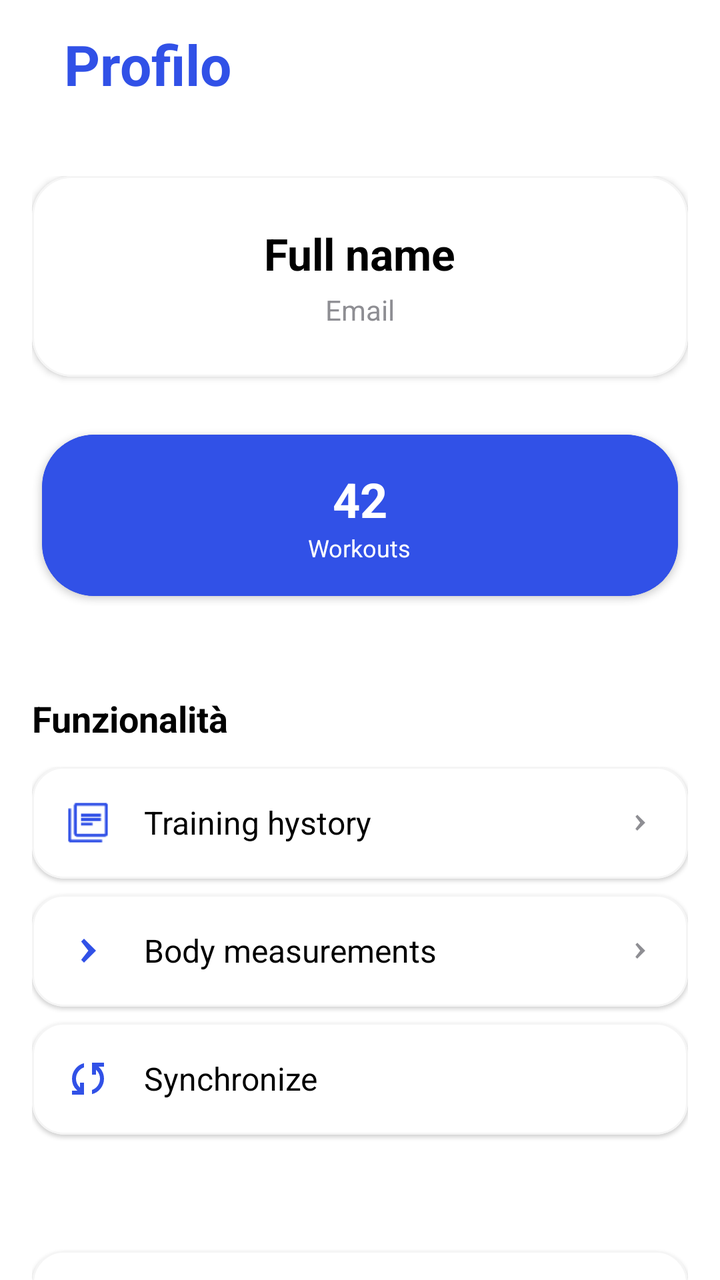
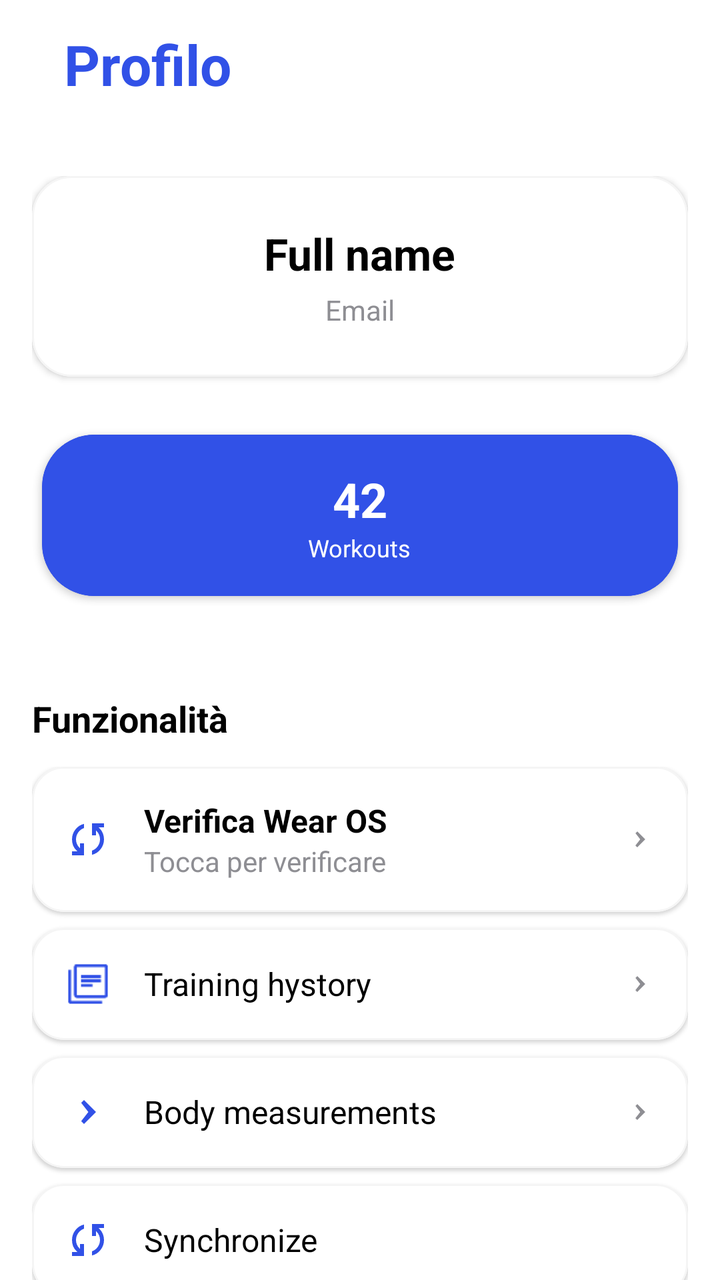

Before-and-after screenshots of an Android layout around one commit, followed by the original layout XML and the change that was made.
<!-- AndroidManifest.xml: application theme Theme.TrGym -->
<!-- res/layout/fragment_profile.xml -->
<?xml version="1.0" encoding="utf-8"?>
<androidx.coordinatorlayout.widget.CoordinatorLayout
    xmlns:android="http://schemas.android.com/apk/res/android"
    xmlns:app="http://schemas.android.com/apk/res-auto"
    xmlns:tools="http://schemas.android.com/tools"
    android:layout_width="match_parent"
    android:layout_height="match_parent"
    android:background="@color/ios_systemBackground">

    
    <com.google.android.material.appbar.MaterialToolbar
        android:id="@+id/toolbar"
        android:layout_width="match_parent"
        android:layout_height="?attr/actionBarSize"
        android:background="@color/ios_systemBackground"
        android:elevation="0dp">

        <TextView
            android:layout_width="wrap_content"
            android:layout_height="wrap_content"
            android:text="Profilo"
            android:textColor="@color/primary"
            android:textSize="28sp"
            android:textStyle="bold"
            android:layout_gravity="start|center_vertical"
            android:paddingStart="16dp" />

    </com.google.android.material.appbar.MaterialToolbar>

    
    <androidx.core.widget.NestedScrollView
        android:layout_width="match_parent"
        android:layout_height="match_parent"
        android:paddingTop="?attr/actionBarSize"
        android:paddingHorizontal="16dp"
        android:paddingBottom="32dp"
        android:clipToPadding="false">

        <LinearLayout
            android:layout_width="match_parent"
            android:layout_height="wrap_content"
            android:orientation="vertical"
            android:paddingTop="24dp">

            
            <com.google.android.material.card.MaterialCardView
                android:layout_width="match_parent"
                android:layout_height="wrap_content"
                android:layout_marginBottom="24dp"
                app:cardCornerRadius="20dp"
                app:cardElevation="2dp"
                app:cardBackgroundColor="@color/white"
                app:strokeWidth="1dp"
                app:strokeColor="@color/lightGray">

                <LinearLayout
                    android:layout_width="match_parent"
                    android:layout_height="wrap_content"
                    android:orientation="vertical"
                    android:padding="24dp"
                    android:gravity="center">


                    
                    <TextView
                        android:id="@+id/textName"
                        android:layout_width="wrap_content"
                        android:layout_height="wrap_content"
                        android:text="@string/fullName"
                        android:textSize="22sp"
                        android:textStyle="bold"
                        android:textColor="@color/ios_label"
                        android:layout_marginBottom="4dp" />

                    
                    <TextView
                        android:id="@+id/UserEmail"
                        android:layout_width="wrap_content"
                        android:layout_height="wrap_content"
                        android:text="@string/email"
                        android:textSize="14sp"
                        android:textColor="@color/ios_secondaryLabel" />

                </LinearLayout>
            </com.google.android.material.card.MaterialCardView>

            
            <LinearLayout
                android:layout_width="match_parent"
                android:layout_height="wrap_content"
                android:orientation="horizontal"
                android:layout_marginBottom="24dp">

                <com.google.android.material.card.MaterialCardView
                    android:layout_width="0dp"
                    android:layout_height="wrap_content"
                    android:layout_weight="1"
                    android:layout_marginEnd="6dp"
                    app:cardCornerRadius="26dp"
                    app:cardElevation="2dp"
                    app:cardBackgroundColor="@color/primary"
                    android:layout_margin="5dp"
                    app:strokeColor="@color/primary">

                    <LinearLayout
                        android:layout_width="match_parent"
                        android:layout_height="wrap_content"
                        android:orientation="vertical"
                        android:padding="16dp"
                        android:gravity="center">

                        <TextView
                            android:id="@+id/totalWorkouts"
                            android:layout_width="wrap_content"
                            android:layout_height="wrap_content"
                            android:text="42"
                            android:textSize="24sp"
                            android:textStyle="bold"
                            android:textColor="@color/white" />

                        <TextView
                            android:layout_width="wrap_content"
                            android:layout_height="wrap_content"
                            android:text="@string/workout"
                            android:textSize="12sp"
                            android:textColor="@color/white" />

                    </LinearLayout>
                </com.google.android.material.card.MaterialCardView>





            </LinearLayout>

            
            <TextView
                android:layout_width="match_parent"
                android:layout_height="wrap_content"
                android:text="Funzionalità"
                android:textColor="@color/ios_label"
                android:layout_marginTop="20dp"
                android:textSize="18sp"
                android:textStyle="bold"
                android:layout_marginBottom="12dp" />

            
            <LinearLayout
                android:layout_width="match_parent"
                android:layout_height="wrap_content"
                android:orientation="vertical"
                android:layout_marginBottom="32dp">

                
                


                
                <com.google.android.material.card.MaterialCardView
                    android:id="@+id/cardWorkoutHistory"
                    android:layout_width="match_parent"
                    android:layout_height="wrap_content"
                    android:layout_marginBottom="8dp"
                    app:cardCornerRadius="16dp"
                    app:cardElevation="1dp"
                    app:cardBackgroundColor="@color/white"
                    app:strokeWidth="1dp"
                    app:strokeColor="@color/lightGray"
                    android:clickable="true"
                    android:focusable="true"
                    android:foreground="?attr/selectableItemBackground">

                    <LinearLayout
                        android:layout_width="match_parent"
                        android:layout_height="wrap_content"
                        android:orientation="horizontal"
                        android:padding="16dp"
                        android:gravity="center_vertical">

                        <ImageView
                            android:layout_width="24dp"
                            android:layout_height="24dp"
                            android:src="@drawable/ic_history"
                            app:tint="@color/primary" />

                        <TextView
                            android:layout_width="0dp"
                            android:layout_height="wrap_content"
                            android:layout_weight="1"
                            android:text="@string/TrainingHystory"
                            android:textSize="16sp"
                            android:layout_marginStart="16dp"
                            android:textColor="@color/ios_label" />

                        <ImageView
                            android:layout_width="16dp"
                            android:layout_height="16dp"
                            android:src="@drawable/ic_ios_back"
                            android:rotation="180"
                            app:tint="@color/ios_secondaryLabel" />

                    </LinearLayout>
                </com.google.android.material.card.MaterialCardView>

                
                <com.google.android.material.card.MaterialCardView
                    android:id="@+id/cardBodyMeasurements"
                    android:layout_width="match_parent"
                    android:layout_height="wrap_content"
                    android:layout_marginBottom="8dp"
                    app:cardCornerRadius="16dp"
                    app:cardElevation="1dp"
                    app:cardBackgroundColor="@color/white"
                    app:strokeWidth="1dp"
                    app:strokeColor="@color/lightGray"
                    android:clickable="true"
                    android:focusable="true"
                    android:foreground="?attr/selectableItemBackground">

                    <LinearLayout
                        android:layout_width="match_parent"
                        android:layout_height="wrap_content"
                        android:orientation="horizontal"
                        android:padding="16dp"
                        android:gravity="center_vertical">

                        <ImageView
                            android:layout_width="24dp"
                            android:layout_height="24dp"
                            android:src="@drawable/ic_ios_back"
                            android:rotation="180"
                            app:tint="@color/primary" />

                        <TextView
                            android:layout_width="0dp"
                            android:layout_height="wrap_content"
                            android:layout_weight="1"
                            android:text="@string/bodyMeasurements"
                            android:textSize="16sp"
                            android:layout_marginStart="16dp"
                            android:textColor="@color/ios_label" />

                        <ImageView
                            android:layout_width="16dp"
                            android:layout_height="16dp"
                            android:src="@drawable/ic_ios_back"
                            android:rotation="180"
                            app:tint="@color/ios_secondaryLabel" />

                    </LinearLayout>
                </com.google.android.material.card.MaterialCardView>

                
                <com.google.android.material.card.MaterialCardView
                    android:id="@+id/btnResync"
                    android:layout_width="match_parent"
                    android:layout_height="wrap_content"
                    android:layout_marginBottom="8dp"
                    app:cardCornerRadius="16dp"
                    app:cardElevation="1dp"
                    app:cardBackgroundColor="@color/white"
                    app:strokeWidth="1dp"
                    app:strokeColor="@color/lightGray"
                    android:clickable="true"
                    android:focusable="true"
                    android:foreground="?attr/selectableItemBackground">

                    <LinearLayout
                        android:layout_width="match_parent"
                        android:layout_height="wrap_content"
                        android:orientation="horizontal"
                        android:padding="16dp"
                        android:gravity="center_vertical">

                        <ImageView
                            android:layout_width="24dp"
                            android:layout_height="24dp"
                            android:src="@drawable/ic_sync"
                            app:tint="@color/primary" />

                        <TextView
                            android:layout_width="0dp"
                            android:layout_height="wrap_content"
                            android:layout_weight="1"
                            android:text="@string/Synchronize"
                            android:textSize="16sp"
                            android:layout_marginStart="16dp"
                            android:textColor="@color/ios_label" />

                    </LinearLayout>
                </com.google.android.material.card.MaterialCardView>

                
                <com.google.android.material.card.MaterialCardView
                    android:id="@+id/cardLogout"
                    android:layout_width="match_parent"
                    android:layout_height="wrap_content"
                    app:cardCornerRadius="16dp"
                    app:cardElevation="1dp"
                    app:cardBackgroundColor="@color/white"
                    android:layout_marginTop="50dp"
                    app:strokeWidth="1dp"
                    app:strokeColor="@color/lightGray"
                    android:clickable="true"
                    android:focusable="true"
                    android:foreground="?attr/selectableItemBackground">

                    <LinearLayout
                        android:layout_width="match_parent"
                        android:layout_height="wrap_content"
                        android:orientation="horizontal"
                        android:padding="16dp"
                        android:gravity="center_vertical">

                        <ImageView
                            android:layout_width="24dp"
                            android:layout_height="24dp"
                            android:src="@drawable/ic_logout"
                            app:tint="@android:color/holo_red_dark" />

                        <TextView
                            android:layout_width="0dp"
                            android:layout_height="wrap_content"
                            android:layout_weight="1"
                            android:text="@string/logoutBtn"
                            android:textSize="16sp"
                            android:layout_marginStart="16dp"
                            android:textColor="@android:color/holo_red_dark" />

                        <ImageView
                            android:layout_width="16dp"
                            android:layout_height="16dp"
                            app:tint="@color/ios_secondaryLabel" />

                    </LinearLayout>
                </com.google.android.material.card.MaterialCardView>

            </LinearLayout>

        </LinearLayout>

    </androidx.core.widget.NestedScrollView>

</androidx.coordinatorlayout.widget.CoordinatorLayout>
<!-- resources referenced by this layout -->
<resources>
  <color name="ios_label">#000000</color>
  <color name="ios_secondaryLabel">#8E8E93</color>
  <color name="ios_systemBackground">#FFFFFF</color>
  <color name="lightGray">#FFF5F5F5</color>
  <color name="primary">#3151E7</color>
  <color name="white">#FFFFFFFF</color>
  <!-- drawable ic_history: png bitmap (drawable, 449 bytes) -->
  <!-- drawable ic_ios_back (drawable) -->
  <vector xmlns:android="http://schemas.android.com/apk/res/android"
      android:width="24dp"
      android:height="24dp"
      android:viewportWidth="24"
      android:viewportHeight="24">
      <path
          android:fillColor="#007AFF"
          android:pathData="M15.41 7.41L14 6l-6 6 6 6 1.41-1.41L11.83 12z"/>
  </vector>
  <!-- drawable ic_logout: png bitmap (drawable, 376 bytes) -->
  <!-- drawable ic_sync (drawable) -->
  <vector xmlns:android="http://schemas.android.com/apk/res/android"
      android:width="24dp"
      android:height="24dp"
      android:viewportWidth="960"
      android:viewportHeight="960"
      android:tint="?attr/colorControlNormal">
      <path
          android:fillColor="@android:color/white"
          android:pathData="M160,800L160,720L270,720L254,706Q202,660 181,601Q160,542 160,482Q160,371 226.5,284.5Q293,198 400,170L400,254Q328,280 284,342.5Q240,405 240,482Q240,527 257,569.5Q274,612 310,648L320,658L320,560L400,560L400,800L160,800ZM560,790L560,706Q632,680 676,617.5Q720,555 720,478Q720,433 703,390.5Q686,348 650,312L640,302L640,400L560,400L560,160L800,160L800,240L690,240L706,254Q755,303 777.5,360.5Q800,418 800,478Q800,589 733.5,675.5Q667,762 560,790Z"/>
  </vector>
  <string name="Synchronize">Synchronize</string>
  <string name="TrainingHystory">Training hystory</string>
  <string name="bodyMeasurements">Body measurements</string>
  <string name="email">Email</string>
  <string name="fullName">Full name</string>
  <string name="logoutBtn">Logout</string>
  <string name="workout">Workouts</string>
  <style name="Theme.TrGym" parent="Theme.Material3.DayNight.NoActionBar">
          <item name="android:statusBarColor">@android:color/white</item>
          <item name="android:navigationBarColor">@android:color/white</item> 
          <item name="android:windowLightStatusBar">true</item>
          <item name="android:windowLightNavigationBar">true</item>
          <item name="android:windowSoftInputMode">adjustPan</item>
  
          
      </style>
</resources>

<!-- the commit's change to res/layout/fragment_profile.xml (unified diff, before → after) -->
@@ -153,12 +153,8 @@
                 android:layout_marginBottom="32dp">
 
                 
-                
-
-
-                
-                <com.google.android.material.card.MaterialCardView
-                    android:id="@+id/cardWorkoutHistory"
+                <com.google.android.material.card.MaterialCardView
+                    android:id="@+id/cardConnectWearOS"
                     android:layout_width="match_parent"
                     android:layout_height="wrap_content"
                     android:layout_marginBottom="8dp"
@@ -181,17 +177,33 @@
                         <ImageView
                             android:layout_width="24dp"
                             android:layout_height="24dp"
-                            android:src="@drawable/ic_history"
+                            android:src="@drawable/ic_sync"
                             app:tint="@color/primary" />
 
-                        <TextView
+                        <LinearLayout
                             android:layout_width="0dp"
                             android:layout_height="wrap_content"
                             android:layout_weight="1"
-                            android:text="@string/TrainingHystory"
-                            android:textSize="16sp"
-                            android:layout_marginStart="16dp"
-                            android:textColor="@color/ios_label" />
+                            android:orientation="vertical"
+                            android:layout_marginStart="16dp">
+
+                            <TextView
+                                android:layout_width="wrap_content"
+                                android:layout_height="wrap_content"
+                                android:text="Verifica Wear OS"
+                                android:textSize="16sp"
+                                android:textStyle="bold"
+                                android:textColor="@color/ios_label" />
+
+                            <TextView
+                                android:id="@+id/wearOSStatus"
+                                android:layout_width="wrap_content"
+                                android:layout_height="wrap_content"
+                                android:text="Tocca per verificare"
+                                android:textSize="14sp"
+                                android:textColor="@color/ios_secondaryLabel" />
+
+                        </LinearLayout>
 
                         <ImageView
                             android:layout_width="16dp"
@@ -203,9 +215,10 @@
                     </LinearLayout>
                 </com.google.android.material.card.MaterialCardView>
 
+
                 
                 <com.google.android.material.card.MaterialCardView
-                    android:id="@+id/cardBodyMeasurements"
+                    android:id="@+id/cardWorkoutHistory"
                     android:layout_width="match_parent"
                     android:layout_height="wrap_content"
                     android:layout_marginBottom="8dp"
@@ -228,15 +241,14 @@
                         <ImageView
                             android:layout_width="24dp"
                             android:layout_height="24dp"
-                            android:src="@drawable/ic_ios_back"
-                            android:rotation="180"
+                            android:src="@drawable/ic_history"
                             app:tint="@color/primary" />
 
                         <TextView
                             android:layout_width="0dp"
                             android:layout_height="wrap_content"
                             android:layout_weight="1"
-                            android:text="@string/bodyMeasurements"
+                            android:text="@string/TrainingHystory"
                             android:textSize="16sp"
                             android:layout_marginStart="16dp"
                             android:textColor="@color/ios_label" />
@@ -253,7 +265,7 @@
 
                 
                 <com.google.android.material.card.MaterialCardView
-                    android:id="@+id/btnResync"
+                    android:id="@+id/cardBodyMeasurements"
                     android:layout_width="match_parent"
                     android:layout_height="wrap_content"
                     android:layout_marginBottom="8dp"
@@ -276,6 +288,54 @@
                         <ImageView
                             android:layout_width="24dp"
                             android:layout_height="24dp"
+                            android:src="@drawable/ic_ios_back"
+                            android:rotation="180"
+                            app:tint="@color/primary" />
+
+                        <TextView
+                            android:layout_width="0dp"
+                            android:layout_height="wrap_content"
+                            android:layout_weight="1"
+                            android:text="@string/bodyMeasurements"
+                            android:textSize="16sp"
+                            android:layout_marginStart="16dp"
+                            android:textColor="@color/ios_label" />
+
+                        <ImageView
+                            android:layout_width="16dp"
+                            android:layout_height="16dp"
+                            android:src="@drawable/ic_ios_back"
+                            android:rotation="180"
+                            app:tint="@color/ios_secondaryLabel" />
+
+                    </LinearLayout>
+                </com.google.android.material.card.MaterialCardView>
+
+                
+                <com.google.android.material.card.MaterialCardView
+                    android:id="@+id/btnResync"
+                    android:layout_width="match_parent"
+                    android:layout_height="wrap_content"
+                    android:layout_marginBottom="8dp"
+                    app:cardCornerRadius="16dp"
+                    app:cardElevation="1dp"
+                    app:cardBackgroundColor="@color/white"
+                    app:strokeWidth="1dp"
+                    app:strokeColor="@color/lightGray"
+                    android:clickable="true"
+                    android:focusable="true"
+                    android:foreground="?attr/selectableItemBackground">
+
+                    <LinearLayout
+                        android:layout_width="match_parent"
+                        android:layout_height="wrap_content"
+                        android:orientation="horizontal"
+                        android:padding="16dp"
+                        android:gravity="center_vertical">
+
+                        <ImageView
+                            android:layout_width="24dp"
+                            android:layout_height="24dp"
                             android:src="@drawable/ic_sync"
                             app:tint="@color/primary" />
 
